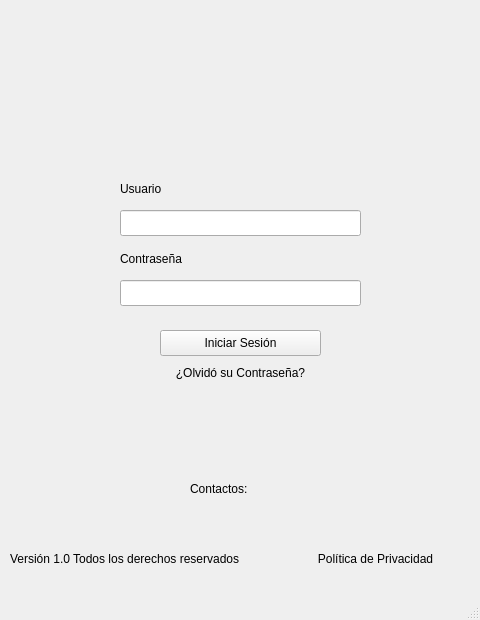
Before: the Qt Designer form src/firewalls-ui-prototype/loginwindow.ui in andressero/firewalls, drawn with Qt 5.
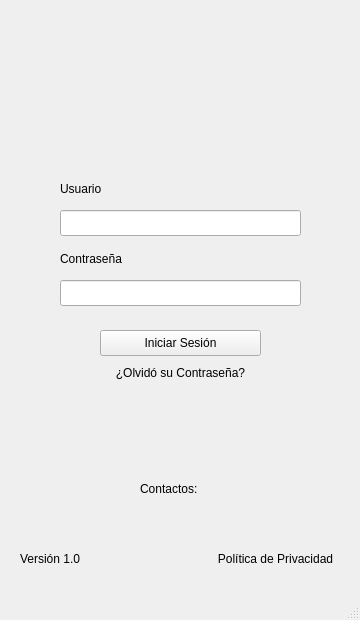
After: the same form once the commit is applied. Icons and pictures are not drawn.

Commit message: Rearrage layout for proper display in android emulator

Patch:
```diff
--- a/src/firewalls-ui-prototype/loginwindow.ui
+++ b/src/firewalls-ui-prototype/loginwindow.ui
@@ -6,13 +6,13 @@
    <rect>
     <x>0</x>
     <y>0</y>
-    <width>480</width>
+    <width>360</width>
     <height>620</height>
    </rect>
   </property>
   <property name="minimumSize">
    <size>
-    <width>480</width>
+    <width>360</width>
     <height>620</height>
    </size>
   </property>
@@ -35,7 +35,7 @@
    <widget class="QLabel" name="logoText">
     <property name="geometry">
      <rect>
-      <x>90</x>
+      <x>30</x>
       <y>-40</y>
       <width>291</width>
       <height>291</height>
@@ -54,7 +54,7 @@
    <widget class="QLabel" name="userLabel">
     <property name="geometry">
      <rect>
-      <x>120</x>
+      <x>60</x>
       <y>180</y>
       <width>66</width>
       <height>18</height>
@@ -67,7 +67,7 @@
    <widget class="QLabel" name="passwordLabel">
     <property name="geometry">
      <rect>
-      <x>120</x>
+      <x>60</x>
       <y>250</y>
       <width>91</width>
       <height>18</height>
@@ -80,7 +80,7 @@
    <widget class="QLabel" name="contactsLabel">
     <property name="geometry">
      <rect>
-      <x>190</x>
+      <x>140</x>
       <y>480</y>
       <width>91</width>
       <height>18</height>
@@ -93,20 +93,20 @@
    <widget class="QLabel" name="versionLabel">
     <property name="geometry">
      <rect>
-      <x>10</x>
+      <x>20</x>
       <y>550</y>
-      <width>291</width>
+      <width>81</width>
       <height>18</height>
      </rect>
     </property>
     <property name="text">
-     <string>Versión 1.0 Todos los derechos reservados</string>
+     <string>Versión 1.0</string>
     </property>
    </widget>
    <widget class="QLineEdit" name="userLine">
     <property name="geometry">
      <rect>
-      <x>120</x>
+      <x>60</x>
       <y>210</y>
       <width>241</width>
       <height>26</height>
@@ -116,7 +116,7 @@
    <widget class="QLineEdit" name="passwordLine">
     <property name="geometry">
      <rect>
-      <x>120</x>
+      <x>60</x>
       <y>280</y>
       <width>241</width>
       <height>26</height>
@@ -129,7 +129,7 @@
    <widget class="QPushButton" name="changePasswordButton">
     <property name="geometry">
      <rect>
-      <x>160</x>
+      <x>100</x>
       <y>360</y>
       <width>161</width>
       <height>26</height>
@@ -151,7 +151,7 @@
    <widget class="QPushButton" name="loginButton">
     <property name="geometry">
      <rect>
-      <x>160</x>
+      <x>100</x>
       <y>330</y>
       <width>161</width>
       <height>26</height>
@@ -167,7 +167,7 @@
    <widget class="QPushButton" name="pushButton_3">
     <property name="geometry">
      <rect>
-      <x>300</x>
+      <x>200</x>
       <y>550</y>
       <width>151</width>
       <height>18</height>
```
Left out of the diff: 4 changed lines with no effect on the pictures. The commit also changes 5 other files.
